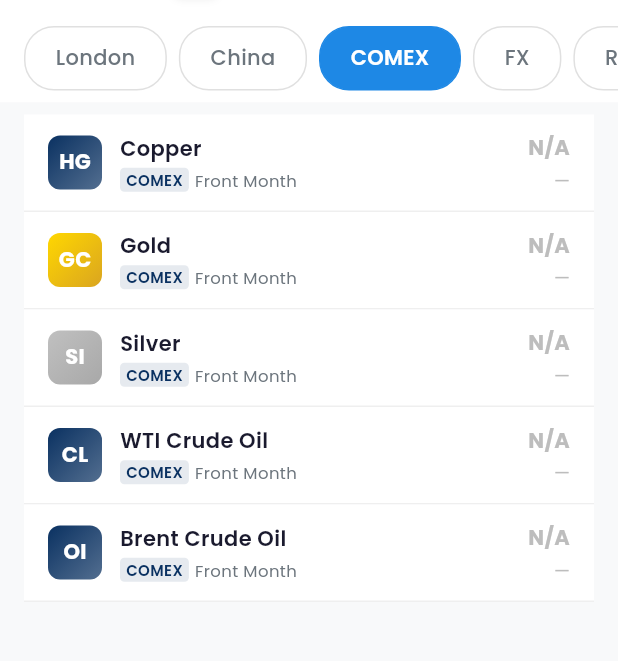
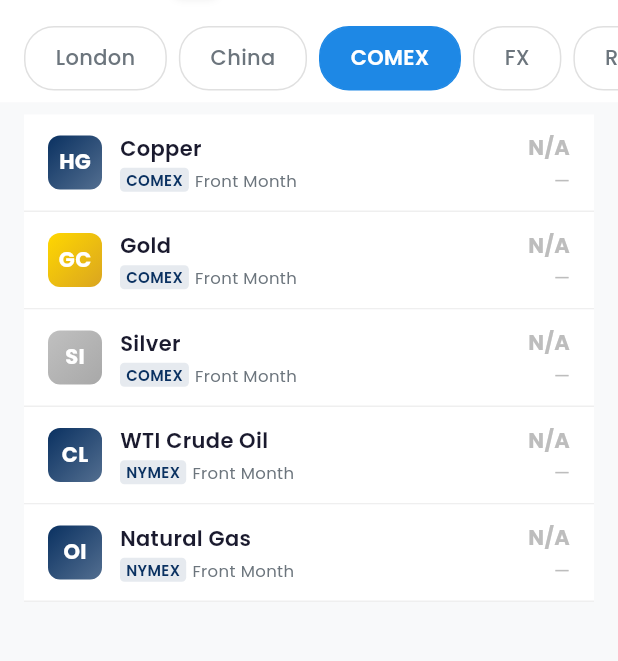
Before and after one commit to kingprasham/market_hub, a Flutter app: the FutureScreen screen opened by its route, after a tap on "China", after a tap on "COMEX", on a phone screen of 412 x 824 dp, the part 70-731 px from its top. Run offline on Flutter 3.47's test engine with Material 3 defaults, Android fonts, the light colour scheme and no system bars; our stand-ins replace carousel_slider, cloud_firestore, connectivity_plus, csv, device_info_plus, dio and 15 more; missing offline and left inert: syncfusion_flutter_pdfviewer; accounts and stored records are empty; network calls fail.

Commit message:
Enhance News UI, rename Natural Gas, fix Watchlist timestamps, and implement LME C3M data & Non-Ferrous PHP monitoring

```diff
--- a/lib/features/future/pages/london_lme/controller/london_lme_controller.dart
+++ b/lib/features/future/pages/london_lme/controller/london_lme_controller.dart
@@ -4,6 +4,7 @@
 import '../../../../../core/services/watchlist_service.dart';
 import '../../../../../core/services/scraper/fx678_scraper_service.dart';
 import '../../../../../core/services/market_session_service.dart';
+import '../../../../../core/services/google_sheets_service.dart';
 import '../../../../../data/models/watchlist/watchlist_item_model.dart';
 import '../../../../../core/utils/helpers.dart';
 
@@ -97,13 +98,22 @@
       // Try scraper — fill in prices where available
       try {
         final scraper = Get.put(FX678ScraperService());
-        final scraped = await scraper.fetchLME();
+        final sheetsService = Get.put(GoogleSheetsService());
+
+        late List<ScrapedMetal> scraped;
+        await Future.wait([
+          scraper.fetchLME().then((data) => scraped = data),
+          sheetsService.fetchFuturesData(),
+        ]);
         if (scraped.isNotEmpty) {
           for (int i = 0; i < base.length; i++) {
             final match = scraped.firstWhereOrNull(
               (s) => s.name.toUpperCase().contains(_fixedList[i].$1.toUpperCase()) ||
                      s.symbol.toUpperCase() == _fixedList[i].$2.toUpperCase(),
             );
+
+            final c3mData = sheetsService.lmeC3MData[base[i].symbol];
+
             if (match != null) {
               // Custom change calculation based on session time
               double finalChange = match.change;
@@ -137,6 +147,24 @@
                 prevLow: match.prevLow == 0 ? null : match.prevLow,
                 change: finalChange,
                 changePercent: finalPercent,
+                c3m: c3mData,
+                lastUpdated: now,
+                category: base[i].category,
+              );
+            } else if (c3mData != null) {
+              base[i] = LMEMetal(
+                id: base[i].id,
+                symbol: base[i].symbol,
+                name: base[i].name,
+                contract: base[i].contract,
+                lastPrice: base[i].lastPrice,
+                high: base[i].high,
+                low: base[i].low,
+                prevHigh: base[i].prevHigh,
+                prevLow: base[i].prevLow,
+                change: base[i].change,
+                changePercent: base[i].changePercent,
+                c3m: c3mData,
                 lastUpdated: now,
                 category: base[i].category,
               );
@@ -229,6 +257,7 @@
   final double? prevLow;
   final double? change;
   final double? changePercent;
+  final double? c3m;
   final DateTime lastUpdated;
   final String category;
 
@@ -244,6 +273,7 @@
     this.prevLow,
     required this.change,
     required this.changePercent,
+    this.c3m,
     required this.lastUpdated,
     required this.category,
   });
--- a/lib/features/future/pages/london_lme/ui/london_lme_page.dart
+++ b/lib/features/future/pages/london_lme/ui/london_lme_page.dart
@@ -268,6 +268,7 @@
         children: [
           _buildInfoItem('High', metal.high != null ? '\$${metal.high!.toStringAsFixed(2)}' : '—'),
           _buildInfoItem('Low', metal.low != null ? '\$${metal.low!.toStringAsFixed(2)}' : '—'),
+          _buildInfoItem('C3M', metal.c3m != null ? '\$${metal.c3m!.toStringAsFixed(2)}' : '—'),
         ],
       ),
     );
--- a/lib/features/future/pages/us_comex/controller/us_comex_controller.dart
+++ b/lib/features/future/pages/us_comex/controller/us_comex_controller.dart
@@ -23,8 +23,8 @@
     ('Copper', 'HG', 'Base Metals'),
     ('Gold', 'GC', 'Precious Metals'),
     ('Silver', 'SI', 'Precious Metals'),
-    ('WTI Crude Oil', 'CL', 'Energy'),
-    ('Brent Crude Oil', 'OIL', 'Energy'),
+    ('WTI Crude Oil', 'CL', 'NYMEX'),
+    ('Natural Gas', 'OIL', 'NYMEX'),
   ];
 
   WatchlistService? _watchlistService;
--- a/lib/features/future/pages/us_comex/ui/us_comex_page.dart
+++ b/lib/features/future/pages/us_comex/ui/us_comex_page.dart
@@ -249,7 +249,7 @@
                               borderRadius: BorderRadius.circular(3),
                             ),
                             child: Text(
-                              'COMEX',
+                              '${metal.category == 'NYMEX' ? 'NYMEX' : 'COMEX'}',
                               style: TextStyles.caption.copyWith(
                                 color: const Color(0xFF0A3161),
                                 fontWeight: FontWeight.w600,
--- a/lib/features/watchlist/ui/watchlist_screen.dart
+++ b/lib/features/watchlist/ui/watchlist_screen.dart
@@ -313,7 +313,7 @@
                     if (item.lastUpdated != null) ...[
                       const SizedBox(height: 2),
                       Text(
-                        Formatters.timeAgo(item.lastUpdated!),
+                        Formatters.formatDateTime(item.lastUpdated!),
                         style: TextStyles.caption.copyWith(
                           color: ColorConstants.textSecondary,
                         ),
```
Also changed, not shown: lib/core/services/google_sheets_service.dart (+18 -4 lines), lib/features/alerts/ui/alerts_screen.dart (+12 -32 lines), 1 other file.
